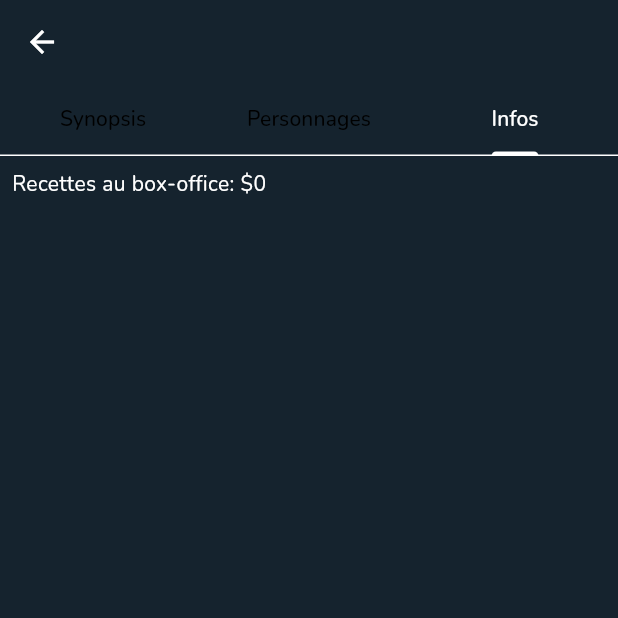
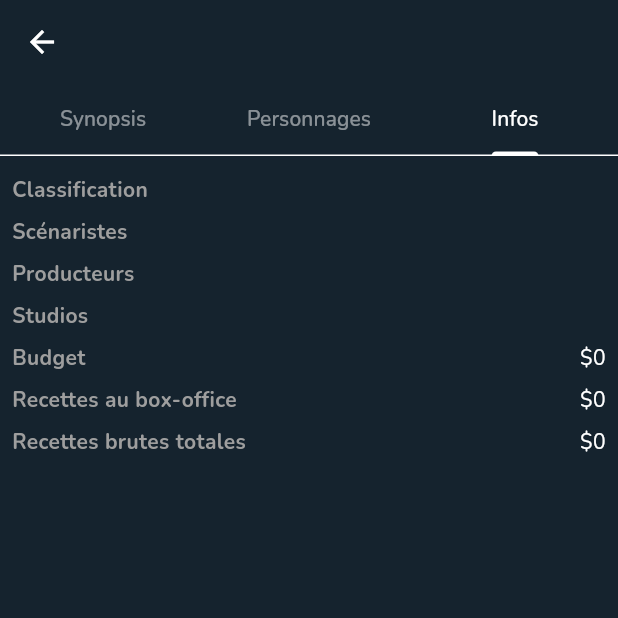
Before and after one commit to thomasbougrain2/mobileProject, a Flutter app: the MovieDetailsScreen screen opened directly with empty values, tab 3 chosen, on a phone screen of 412 x 824 dp, the top half of it. Run offline on Flutter 3.47's test engine with Material 3 defaults, Android fonts, the light colour scheme and no system bars; our stand-ins replace bloc, equatable, flutter_bloc, google_fonts; network calls fail.

Commit message:
details d'un film

```diff
--- a/lib/models/movie.dart
+++ b/lib/models/movie.dart
@@ -1,4 +1,3 @@
-// models/movie.dart
 class Movie {
   final int id;
   final String title;
@@ -8,6 +7,12 @@ class Movie {
   final String description;
   final List<String> characters;
   final int boxOfficeRevenue;
+  final String rating;
+  final List<String> writers;
+  final List<String> producers;
+  final List<String> studios;
+  final int budget;
+  final int totalRevenue;
 
   Movie({
     required this.id,
@@ -18,26 +23,35 @@ class Movie {
     required this.description,
     required this.characters,
     required this.boxOfficeRevenue,
+    required this.rating,
+    required this.writers,
+    required this.producers,
+    required this.studios,
+    required this.budget,
+    required this.totalRevenue,
   });
 
   factory Movie.fromJson(Map<String, dynamic> json) {
     return Movie(
-      id: json['id'] as int, // Assurez-vous que l'ID est de type int et assignez-le ici
+      id: json['id'] as int,
       title: json['name'] ?? 'Titre non disponible',
       imageUrl: json['image']['medium_url'] ?? '',
-      runtime: json['runtime']?.toString() ?? '0', // Convertissez en String pour la cohérence
+      runtime: json['runtime']?.toString() ?? '0',
       releaseDate: json['release_date'] ?? '',
       description: json['description'] ?? 'Description non disponible',
-      characters: (json['characters'] as List<dynamic>?)
-          ?.map((character) => character['name'] as String)
-          .toList() ?? [],
+      characters: List<String>.from(json['characters']?.map((character) => character['name']) ?? []),
       boxOfficeRevenue: int.tryParse(json['box_office_revenue']?.toString() ?? '0') ?? 0,
+      rating: json['rating'] ?? 'NR',
+      writers: List<String>.from(json['writers']?.map((writer) => writer['name']) ?? []),
+      producers: List<String>.from(json['producers']?.map((producer) => producer['name']) ?? []),
+      studios: List<String>.from(json['studios']?.map((studio) => studio['name']) ?? []),
+      budget: int.tryParse(json['budget']?.toString() ?? '0') ?? 0,
+      totalRevenue: int.tryParse(json['total_revenue']?.toString() ?? '0') ?? 0,
     );
   }
-
   String get year {
     return releaseDate.isNotEmpty ? releaseDate.split('-')[0] : 'Inconnu';
   }
 
-// Reste de votre classe...
+
 }
--- a/lib/screens/movie_details_screen.dart
+++ b/lib/screens/movie_details_screen.dart
@@ -7,6 +7,33 @@ class MovieDetailsScreen extends StatelessWidget {
   final Movie movie;
 
   MovieDetailsScreen({Key? key, required this.movie}) : super(key: key);
+
+  String stripHtmlIfNeeded(String text) {
+    return text.replaceAll(RegExp(r'<[^>]*>|&[^;]+;'), '');
+  }
+
+  Widget infoRow(String title, String value) {
+    return Padding(
+      padding: const EdgeInsets.symmetric(vertical: 4.0),
+      child: Row(
+        children: [
+          Expanded(
+            child: Text(
+              title,
+              style: TextStyle(color: Colors.grey, fontWeight: FontWeight.bold),
+            ),
+          ),
+          Expanded(
+            child: Text(
+              value,
+              style: TextStyle(color: Colors.white),
+              textAlign: TextAlign.right,
+            ),
+          ),
+        ],
+      ),
+    );
+  }
 
   @override
   Widget build(BuildContext context) {
@@ -23,6 +50,8 @@ class MovieDetailsScreen extends StatelessWidget {
             },
           ),
           bottom: TabBar(
+            labelColor: Colors.white, // Couleur du texte de l'onglet sélectionné
+            unselectedLabelColor: Colors.white.withOpacity(0.5),
             tabs: [
               Tab(text: 'Synopsis'),
               Tab(text: 'Personnages'),
@@ -35,7 +64,7 @@ class MovieDetailsScreen extends StatelessWidget {
             Padding(
               padding: const EdgeInsets.all(8.0),
               child: SingleChildScrollView(
-                child: Text(movie.description),
+                child: Text(stripHtmlIfNeeded(movie.description)),
               ),
             ),
             FutureBuilder<List<Character>>(
@@ -55,7 +84,10 @@ class MovieDetailsScreen extends StatelessWidget {
                         leading: CircleAvatar(
                           backgroundImage: NetworkImage(character.imageUrl),
                         ),
-                        title: Text(character.name),
+                        title: Text(
+                            character.name,
+                            style: const TextStyle(color: Colors.white),
+                        ),
                       );
                     },
                   );
@@ -64,7 +96,20 @@ class MovieDetailsScreen extends StatelessWidget {
             ),
             Padding(
               padding: const EdgeInsets.all(8.0),
-              child: Text('Recettes au box-office: \$${movie.boxOfficeRevenue}'),
+              child: SingleChildScrollView(
+                child: Column(
+                  crossAxisAlignment: CrossAxisAlignment.stretch,
+                  children: [
+                    infoRow('Classification', movie.rating),
+                    infoRow('Scénaristes', movie.writers.join(', ')),
+                    infoRow('Producteurs', movie.producers.join(', ')),
+                    infoRow('Studios', movie.studios.join(', ')),
+                    infoRow('Budget', '\$${movie.budget}'),
+                    infoRow('Recettes au box-office', '\$${movie.boxOfficeRevenue}'),
+                    infoRow('Recettes brutes totales', '\$${movie.totalRevenue}'),
+                  ],
+                ),
+              ),
             ),
           ],
         ),
```
